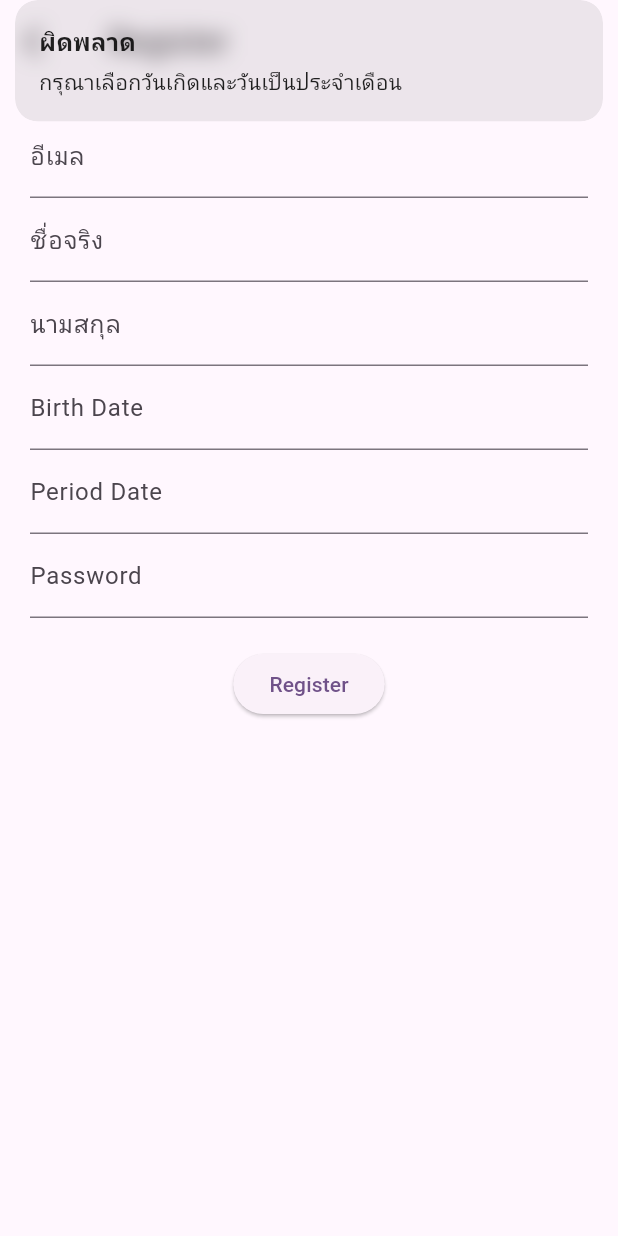
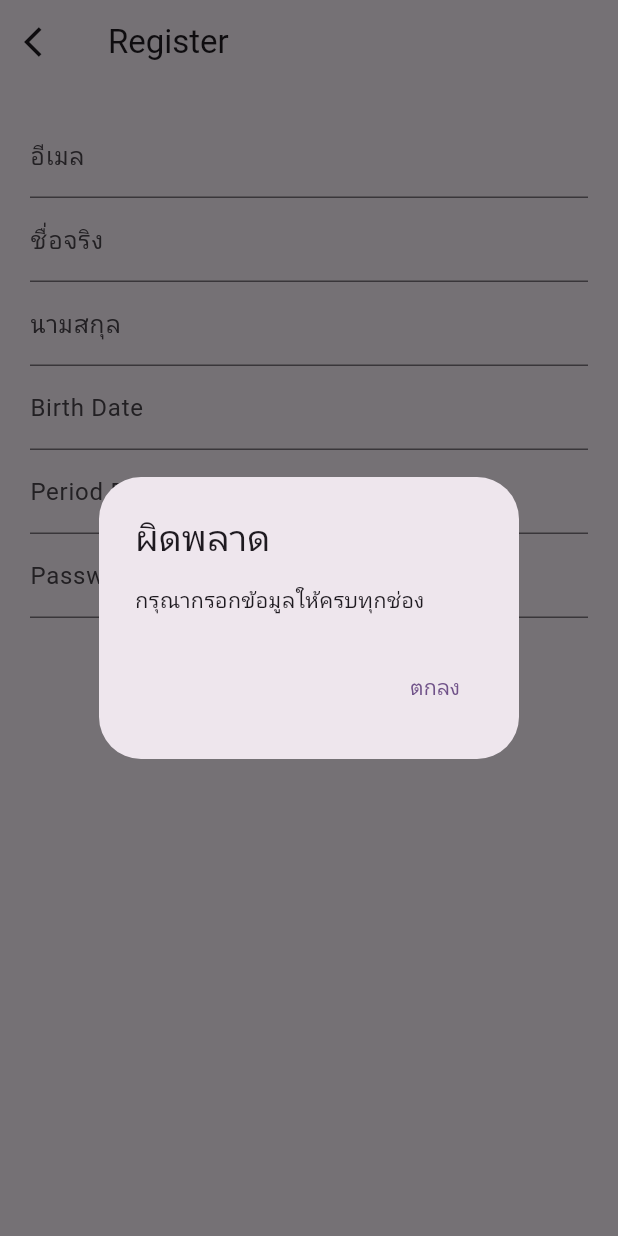
Before and after one commit to peeradol7/fam_care, a Flutter app: the RegisterPage screen opened by its route, after a tap on "Register", on a phone screen of 412 x 824 dp. Run offline on Flutter 3.47's test engine with Material 3 defaults, Android fonts, the phone set to English and light mode, and no system bars; our stand-ins replace cloud_firestore, firebase_auth, firebase_core, get, go_router, google_sign_in and 1 more; accounts and stored records are empty.

Commit message:
edit-showErrorDialog-registerpage

```diff
--- a/lib/view/register_page.dart
+++ b/lib/view/register_page.dart
@@ -31,8 +31,19 @@ class _RegisterPageState extends State<RegisterPage> {
   }
 
   void _register() {
+    // ตรวจสอบว่ามีช่องไหนที่ว่างหรือไม่
+    if (emailController.text.trim().isEmpty ||
+        firstNameController.text.trim().isEmpty ||
+        lastNameController.text.trim().isEmpty ||
+        passwordController.text.trim().isEmpty ||
+        birthDateController.text.trim().isEmpty ||
+        periodDateController.text.trim().isEmpty) {
+      _showErrorDialog("กรุณากรอกข้อมูลให้ครบทุกช่อง");
+      return;
+    }
+
     if (_birthDate == null || _periodDate == null) {
-      Get.snackbar("ผิดพลาด", "กรุณาเลือกวันเกิดและวันเป็นประจำเดือน");
+      _showErrorDialog("กรุณาเลือกวันเกิดและวันเป็นประจำเดือน");
       return;
     }
 
@@ -46,7 +57,28 @@ class _RegisterPageState extends State<RegisterPage> {
       authMethod: 'email',
     );
 
-    authController.emailSignUpController(user,context);
+    authController.emailSignUpController(user, context);
+  }
+
+  // ฟังก์ชันแสดง `showDialog` สำหรับแจ้งเตือน
+  void _showErrorDialog(String message) {
+    showDialog(
+      context: context,
+      builder: (context) {
+        return AlertDialog(
+          title: Text("ผิดพลาด"),
+          content: Text(message),
+          actions: [
+            TextButton(
+              onPressed: () {
+                Navigator.of(context).pop();
+              },
+              child: Text("ตกลง"),
+            ),
+          ],
+        );
+      },
+    );
   }
 
   @override
```
